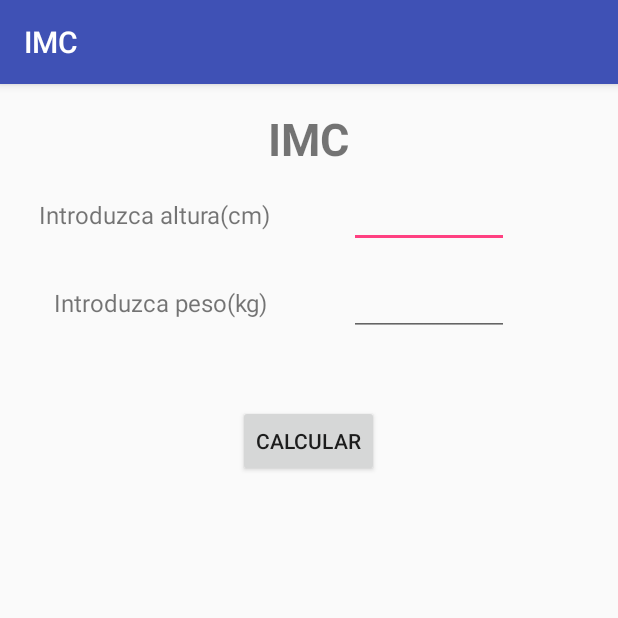
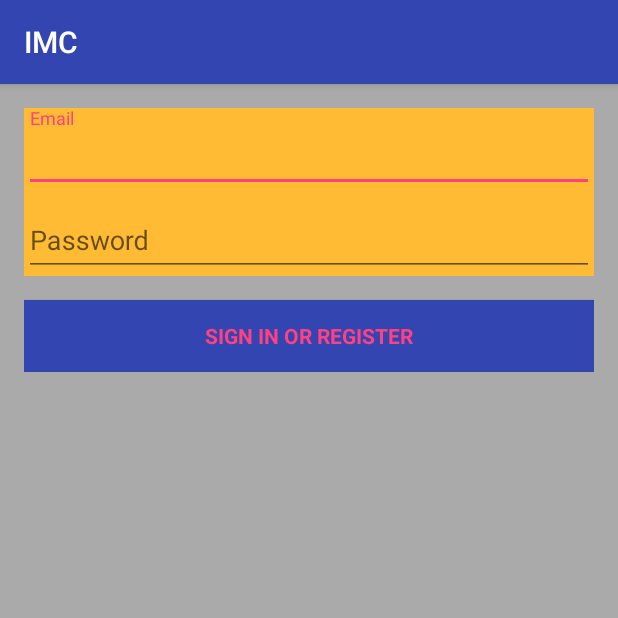
Before and after one commit to ruizsergi/practicaIMC, an Android app: the screen it shows after launch (MainActivity before the commit, MiLoginActivity after it), on a phone screen of 412 x 824 dp, the top half of it. Run offline under Robolectric (Android 15) with nearby library versions, the phone set to English and light mode, and no system bars.

Commit message:
subo el login y acceso bbdd

```diff
--- a/app/build.gradle
+++ b/app/build.gradle
@@ -25,5 +25,6 @@ dependencies {
         exclude group: 'com.android.support', module: 'support-annotations'
     })
     compile 'com.android.support:appcompat-v7:23.4.0'
+    compile 'com.android.support:design:23.4.0'
     testCompile 'junit:junit:4.12'
 }
--- /dev/null
+++ b/app/src/main/res/layout/activity_mi_login.xml
@@ -0,0 +1,68 @@
+<?xml version="1.0" encoding="utf-8"?>
+<LinearLayout xmlns:android="http://schemas.android.com/apk/res/android"
+    xmlns:tools="http://schemas.android.com/tools"
+    android:id="@+id/activity_mi_login"
+    android:layout_width="match_parent"
+    android:layout_height="match_parent"
+    android:orientation="vertical"
+    android:paddingBottom="@dimen/activity_vertical_margin"
+    android:paddingLeft="@dimen/activity_horizontal_margin"
+    android:paddingRight="@dimen/activity_horizontal_margin"
+    android:paddingTop="@dimen/activity_vertical_margin"
+    tools:context="com.example.slafuente.imc.MiLoginActivity"
+    android:background="@android:color/darker_gray">
+
+
+    <LinearLayout
+        android:id="@+id/email_login_form"
+        android:layout_width="match_parent"
+        android:layout_height="wrap_content"
+        android:orientation="vertical"
+        android:backgroundTint="@android:color/holo_blue_bright">
+
+        <android.support.design.widget.TextInputLayout
+            android:layout_width="match_parent"
+            android:layout_height="wrap_content"
+            android:background="@android:color/holo_orange_light">
+
+            <AutoCompleteTextView
+                android:id="@+id/email"
+                android:layout_width="match_parent"
+                android:layout_height="wrap_content"
+                android:hint="@string/prompt_email"
+                android:inputType="textEmailAddress"
+                android:maxLines="1" />
+
+        </android.support.design.widget.TextInputLayout>
+
+        <android.support.design.widget.TextInputLayout
+            android:layout_width="match_parent"
+            android:layout_height="wrap_content"
+            android:background="@android:color/holo_orange_light">
+
+            <EditText
+                android:id="@+id/password"
+                android:layout_width="match_parent"
+                android:layout_height="wrap_content"
+                android:hint="@string/prompt_password"
+                android:imeActionId="@+id/login"
+                android:imeActionLabel="@string/action_sign_in_short"
+                android:imeOptions="actionUnspecified"
+                android:inputType="textPassword"
+                android:maxLines="1"/>
+
+        </android.support.design.widget.TextInputLayout>
+
+        <Button
+            android:id="@+id/email_sign_in_button"
+            style="?android:textAppearanceSmall"
+            android:layout_width="match_parent"
+            android:layout_height="wrap_content"
+            android:layout_marginTop="16dp"
+            android:text="@string/action_sign_in"
+            android:textStyle="bold"
+            android:textColor="@color/colorAccent"
+            android:background="@color/colorPrimary" />
+
+    </LinearLayout>
+</LinearLayout>
--- a/app/src/main/res/values/colors.xml
+++ b/app/src/main/res/values/colors.xml
@@ -1,6 +1,6 @@
 <?xml version="1.0" encoding="utf-8"?>
 <resources>
-    <color name="colorPrimary">#3F51B5</color>
+    <color name="colorPrimary">#3245b1</color>
     <color name="colorPrimaryDark">#223cde</color>
     <color name="colorAccent">#ff4081</color>
 </resources>
--- a/app/src/main/res/values/dimens.xml
+++ b/app/src/main/res/values/dimens.xml
@@ -2,4 +2,5 @@
     <!-- Default screen margins, per the Android Design guidelines. -->
     <dimen name="activity_horizontal_margin">16dp</dimen>
     <dimen name="activity_vertical_margin">16dp</dimen>
+    <dimen name="fab_margin">16dp</dimen>
 </resources>
--- a/app/src/main/res/values/strings.xml
+++ b/app/src/main/res/values/strings.xml
@@ -9,4 +9,18 @@
     <string name="normal">entre 18,5 y 25 NORMAL</string>
     <string name="overweight">entre 25 y 31 SOBREPESO</string>
     <string name="obese">mayor que 31 OBESIDAD</string>
+    <string name="title_activity_login">LoginActivity</string>
+
+    <!-- Strings related to login -->
+    <string name="prompt_email">Email</string>
+    <string name="prompt_password">Password</string>
+    <string name="action_sign_in">Sign in or register</string>
+    <string name="action_sign_in_short">Sign in</string>
+    <string name="error_invalid_email">This email address is invalid</string>
+    <string name="error_invalid_password">This password is too short</string>
+    <string name="error_incorrect_password">This password is incorrect</string>
+    <string name="error_field_required">This field is required</string>
+    <string name="permission_rationale">"Contacts permissions are needed for providing email
+        completions."
+    </string>
 </resources>
```
Also changed, not shown: app/src/main/AndroidManifest.xml (+8 -2 lines), app/src/main/java/com/example/slafuente/imc/BaseDatosRegistro.java (added, +111 -0 lines), app/src/main/java/com/example/slafuente/imc/Business.java (+46 -0 lines), app/src/main/java/com/example/slafuente/imc/MiLoginActivity.java (added, +152 -0 lines), app/src/main/java/com/example/slafuente/imc/Usuario.java (added, +39 -0 lines), app/src/main/res/layout/activity_login.xml (added, +77 -0 lines), app/src/main/res/values-v21/styles.xml (added, +9 -0 lines), app/src/main/res/values/styles.xml (+9 -0 lines).
